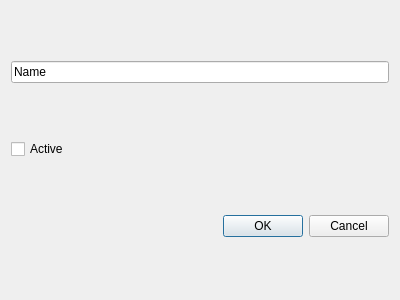
First picture: the form in savings/form/BudgetEd.ui, repository lukasszz/savings, before the edit.
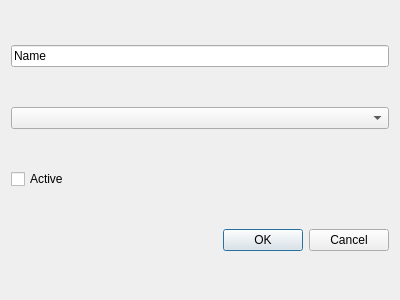
Second picture: the form after the edit.

Commit message: Icons and resources

What changed in the file:
```diff
--- a/savings/form/BudgetEd.ui
+++ b/savings/form/BudgetEd.ui
@@ -21,6 +21,9 @@
      </property>
     </widget>
    </item>
+   <item>
+    <widget class="QComboBox" name="icon"/>
+   </item>
    <item>
     <widget class="QCheckBox" name="active">
      <property name="text">
```
The commit also changes 26 other files.
